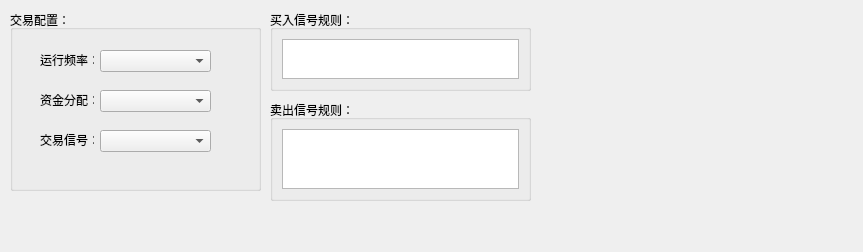
ailabx/ailabx, file quant/gui/ui/trade_rules.ui: the form before one commit.
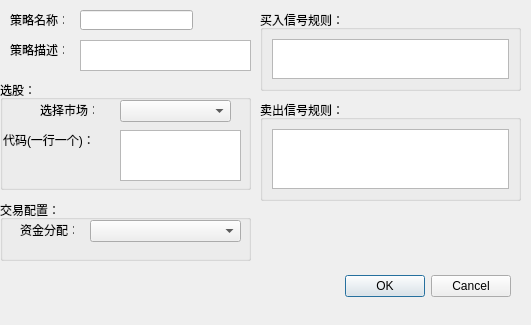
The form after the commit.

Commit message: 策略管理器以及删除

Patch:
```diff
--- a/quant/gui/ui/trade_rules.ui
+++ b/quant/gui/ui/trade_rules.ui
@@ -1,58 +1,51 @@
 <?xml version="1.0" encoding="UTF-8"?>
 <ui version="4.0">
- <class>Form</class>
- <widget class="QWidget" name="Form">
+ <class>Dialog</class>
+ <widget class="QDialog" name="Dialog">
   <property name="geometry">
    <rect>
     <x>0</x>
     <y>0</y>
-    <width>863</width>
-    <height>252</height>
+    <width>531</width>
+    <height>325</height>
    </rect>
   </property>
   <property name="windowTitle">
    <string>Form</string>
   </property>
+  <widget class="QDialogButtonBox" name="buttonBox">
+   <property name="geometry">
+    <rect>
+     <x>170</x>
+     <y>270</y>
+     <width>341</width>
+     <height>32</height>
+    </rect>
+   </property>
+   <property name="orientation">
+    <enum>Qt::Horizontal</enum>
+   </property>
+   <property name="standardButtons">
+    <set>QDialogButtonBox::Cancel|QDialogButtonBox::Ok</set>
+   </property>
+  </widget>
   <widget class="QGroupBox" name="groupBox">
    <property name="geometry">
     <rect>
-     <x>10</x>
-     <y>10</y>
+     <x>0</x>
+     <y>200</y>
      <width>251</width>
-     <height>181</height>
+     <height>61</height>
     </rect>
    </property>
    <property name="title">
     <string>交易配置：</string>
    </property>
-   <widget class="QLabel" name="label">
-    <property name="geometry">
-     <rect>
-      <x>30</x>
-      <y>40</y>
-      <width>54</width>
-      <height>20</height>
-     </rect>
-    </property>
-    <property name="text">
-     <string>运行频率：</string>
-    </property>
-   </widget>
-   <widget class="QComboBox" name="comboBox">
-    <property name="geometry">
-     <rect>
-      <x>90</x>
-      <y>40</y>
-      <width>111</width>
-      <height>22</height>
-     </rect>
-    </property>
-   </widget>
    <widget class="QLabel" name="label_2">
     <property name="geometry">
      <rect>
-      <x>30</x>
-      <y>80</y>
+      <x>20</x>
+      <y>20</y>
       <width>54</width>
       <height>20</height>
      </rect>
@@ -65,40 +58,40 @@
     <property name="geometry">
      <rect>
       <x>90</x>
-      <y>80</y>
-      <width>111</width>
+      <y>20</y>
+      <width>151</width>
       <height>22</height>
      </rect>
     </property>
    </widget>
-   <widget class="QLabel" name="label_3">
-    <property name="geometry">
-     <rect>
-      <x>30</x>
-      <y>120</y>
-      <width>54</width>
-      <height>20</height>
-     </rect>
-    </property>
-    <property name="text">
-     <string>交易信号：</string>
-    </property>
-   </widget>
-   <widget class="QComboBox" name="comboBox_3">
-    <property name="geometry">
-     <rect>
-      <x>90</x>
-      <y>120</y>
-      <width>111</width>
-      <height>22</height>
-     </rect>
-    </property>
-   </widget>
+  </widget>
+  <widget class="QTextEdit" name="edit_desc">
+   <property name="geometry">
+    <rect>
+     <x>80</x>
+     <y>40</y>
+     <width>171</width>
+     <height>31</height>
+    </rect>
+   </property>
+  </widget>
+  <widget class="QLabel" name="label_7">
+   <property name="geometry">
+    <rect>
+     <x>10</x>
+     <y>40</y>
+     <width>54</width>
+     <height>20</height>
+    </rect>
+   </property>
+   <property name="text">
+    <string>策略描述：</string>
+   </property>
   </widget>
   <widget class="QGroupBox" name="groupBox_2">
    <property name="geometry">
     <rect>
-     <x>270</x>
+     <x>260</x>
      <y>10</y>
      <width>261</width>
      <height>81</height>
@@ -113,10 +106,82 @@
     </item>
    </layout>
   </widget>
+  <widget class="QLabel" name="label_6">
+   <property name="geometry">
+    <rect>
+     <x>10</x>
+     <y>10</y>
+     <width>54</width>
+     <height>20</height>
+    </rect>
+   </property>
+   <property name="text">
+    <string>策略名称：</string>
+   </property>
+  </widget>
+  <widget class="QGroupBox" name="groupBox_4">
+   <property name="geometry">
+    <rect>
+     <x>0</x>
+     <y>80</y>
+     <width>251</width>
+     <height>110</height>
+    </rect>
+   </property>
+   <property name="title">
+    <string>选股：</string>
+   </property>
+   <widget class="QLabel" name="label_4">
+    <property name="geometry">
+     <rect>
+      <x>40</x>
+      <y>20</y>
+      <width>54</width>
+      <height>20</height>
+     </rect>
+    </property>
+    <property name="text">
+     <string>选择市场：</string>
+    </property>
+   </widget>
+   <widget class="QComboBox" name="combo_market">
+    <property name="geometry">
+     <rect>
+      <x>120</x>
+      <y>20</y>
+      <width>111</width>
+      <height>22</height>
+     </rect>
+    </property>
+   </widget>
+   <widget class="QLabel" name="label_5">
+    <property name="geometry">
+     <rect>
+      <x>3</x>
+      <y>50</y>
+      <width>101</width>
+      <height>20</height>
+     </rect>
+    </property>
+    <property name="text">
+     <string>代码(一行一个)：</string>
+    </property>
+   </widget>
+   <widget class="QTextEdit" name="edit_symbols">
+    <property name="geometry">
+     <rect>
+      <x>120</x>
+      <y>50</y>
+      <width>121</width>
+      <height>51</height>
+     </rect>
+    </property>
+   </widget>
+  </widget>
   <widget class="QGroupBox" name="groupBox_3">
    <property name="geometry">
     <rect>
-     <x>270</x>
+     <x>260</x>
      <y>100</y>
      <width>261</width>
      <height>101</height>
@@ -131,6 +196,16 @@
     </item>
    </layout>
   </widget>
+  <widget class="QLineEdit" name="edit_name">
+   <property name="geometry">
+    <rect>
+     <x>80</x>
+     <y>10</y>
+     <width>113</width>
+     <height>20</height>
+    </rect>
+   </property>
+  </widget>
  </widget>
  <resources/>
  <connections/>
```
Left out of the diff: 43 changed lines with no effect on the pictures. The commit also changes 17 other files.
